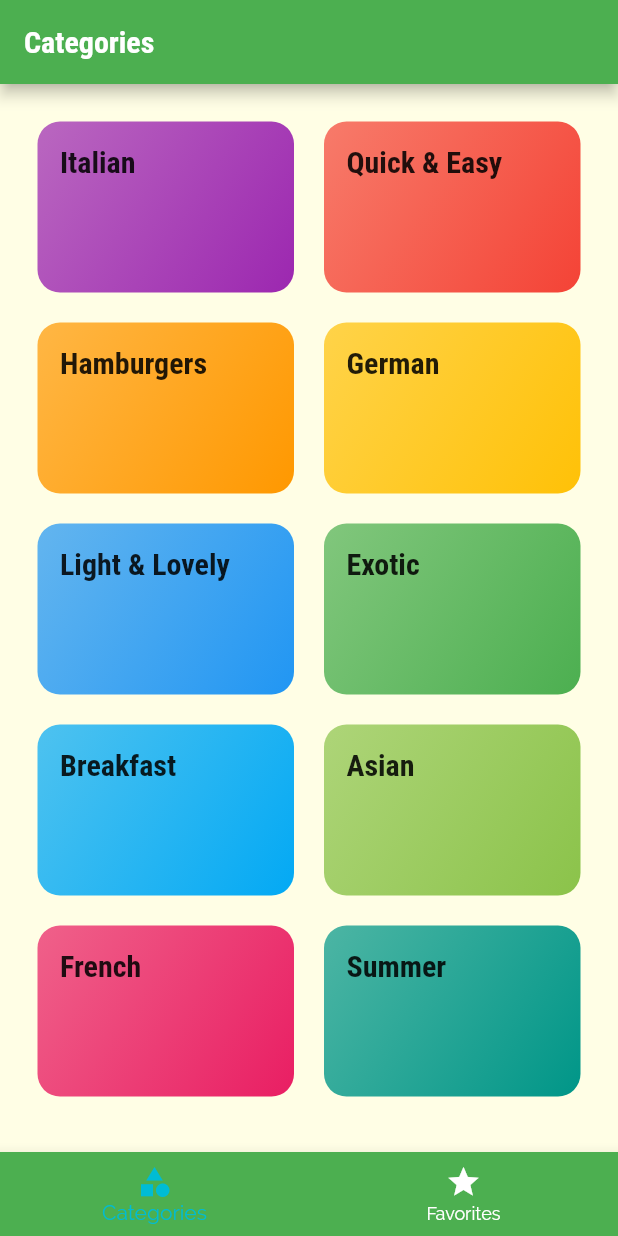
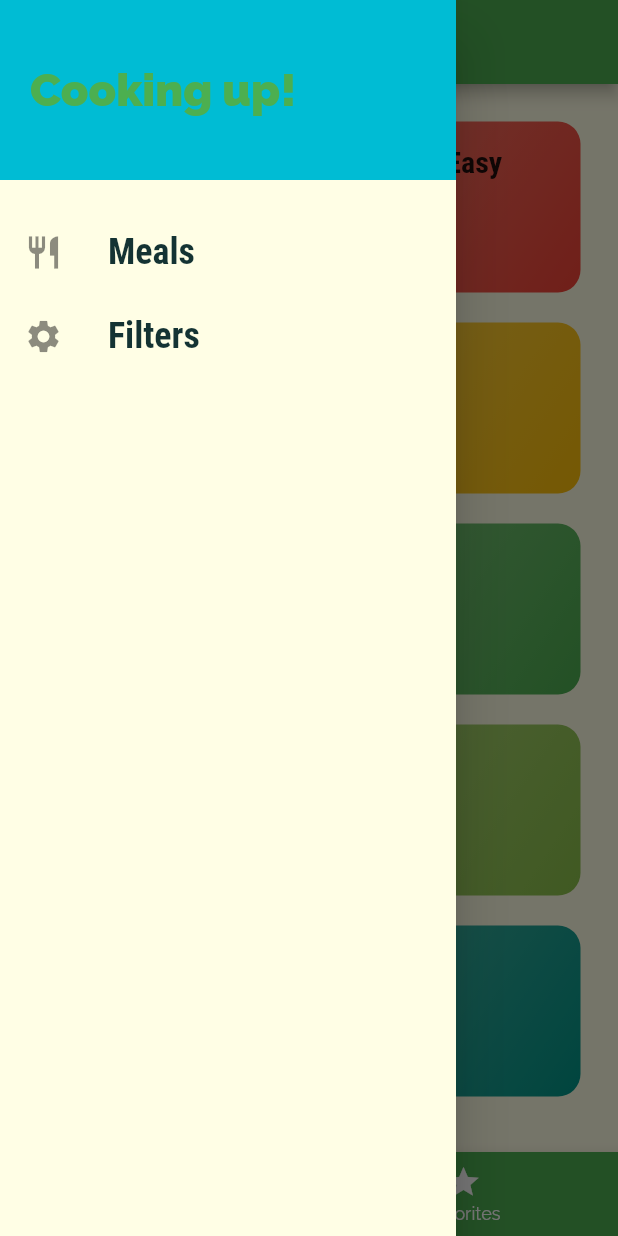
Before and after one commit to marcellus-saputra/udemy_meals_app, a Flutter app: the screen it shows after launch, with the side drawer open (before the commit the screen has no drawer), on a phone screen of 412 x 824 dp. Run offline on Flutter 3.47's test engine with Material 2 defaults, Android fonts, the phone set to English and light mode, and no system bars.

Commit message:
Added drawer

```diff
--- a/lib/main.dart
+++ b/lib/main.dart
@@ -4,6 +4,7 @@ import 'package:flutter_complete_guide/screens/category_meals_screen.dart';
 import 'screens/categories_screen.dart';
 import 'screens/meal_details_screen.dart';
 import 'screens/tabs_screen.dart';
+import 'screens/filters_screen.dart';
 
 void main() => runApp(MyApp());
 
@@ -40,6 +41,7 @@ class MyApp extends StatelessWidget {
       routes: {
         CategoryMealsScreen.routeName: (context) => CategoryMealsScreen(),
         MealDetailsScreen.routeName: (context) => MealDetailsScreen(),
+        FiltersScreen.routeName: (context) => FiltersScreen(),
       },
       onUnknownRoute: (settings) {
         return MaterialPageRoute(builder: (ctx) => CategoriesScreen());
--- /dev/null
+++ b/lib/screens/filters_screen.dart
@@ -0,0 +1,12 @@
+import 'package:flutter/material.dart';
+
+class FiltersScreen extends StatelessWidget {
+  static const routeName = '/filters';
+  @override
+  Widget build(BuildContext context) {
+    return Scaffold(
+      appBar: AppBar(),
+      body: Center(child: Text('Filters')),
+    );
+  }
+}
--- a/lib/screens/tabs_screen.dart
+++ b/lib/screens/tabs_screen.dart
@@ -1,6 +1,7 @@
 import 'package:flutter/material.dart';
 import 'package:flutter_complete_guide/screens/categories_screen.dart';
 import 'package:flutter_complete_guide/screens/favorites_screen.dart';
+import '../widgets/main_drawer.dart';
 
 class TabsScreen extends StatefulWidget {
   const TabsScreen({Key key}) : super(key: key);
@@ -27,6 +28,7 @@ class _TabsScreenState extends State<TabsScreen> {
       appBar: AppBar(
         title: Text(_pages[_selectedPageIndex]['title']),
       ),
+      drawer: MainDrawer(),
       body: _pages[_selectedPageIndex]['page'],
       bottomNavigationBar: BottomNavigationBar(
         onTap: _selectPage,
--- /dev/null
+++ b/lib/widgets/main_drawer.dart
@@ -0,0 +1,65 @@
+import 'package:flutter/material.dart';
+import '../screens/filters_screen.dart';
+
+class MainDrawer extends StatelessWidget {
+  Widget buildListTile(String title, IconData icon, Function tapHandler) {
+    return ListTile(
+      leading: Icon(
+        icon,
+        size: 26,
+      ),
+      title: Text(
+        title,
+        style: TextStyle(
+          fontFamily: 'RobotoCondensed',
+          fontSize: 24,
+          fontWeight: FontWeight.bold,
+        ),
+      ),
+      onTap: tapHandler,
+    );
+  }
+
+  @override
+  Widget build(BuildContext context) {
+    return Drawer(
+      child: Column(
+        children: [
+          Container(
+            height: 120,
+            width: double.infinity,
+            padding: EdgeInsets.all(20),
+            alignment: Alignment.centerLeft,
+            color: Theme.of(context).accentColor,
+            child: Text(
+              'Cooking up!',
+              style: TextStyle(
+                fontWeight: FontWeight.w900,
+                fontSize: 30,
+                color: Theme.of(context).primaryColor,
+              ),
+            ),
+          ),
+          SizedBox(
+            height: 20,
+          ),
+          buildListTile(
+            'Meals',
+            Icons.restaurant,
+            () {
+              Navigator.of(context).pushReplacementNamed('/');
+            },
+          ),
+          buildListTile(
+            'Filters',
+            Icons.settings,
+            () {
+              Navigator.of(context)
+                  .pushReplacementNamed(FiltersScreen.routeName);
+            },
+          ),
+        ],
+      ),
+    );
+  }
+}
```
